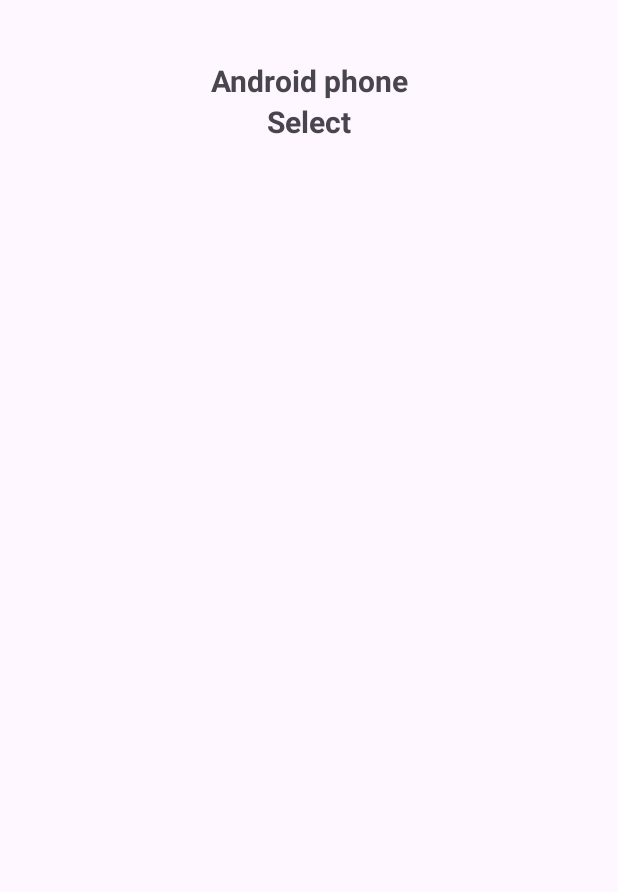
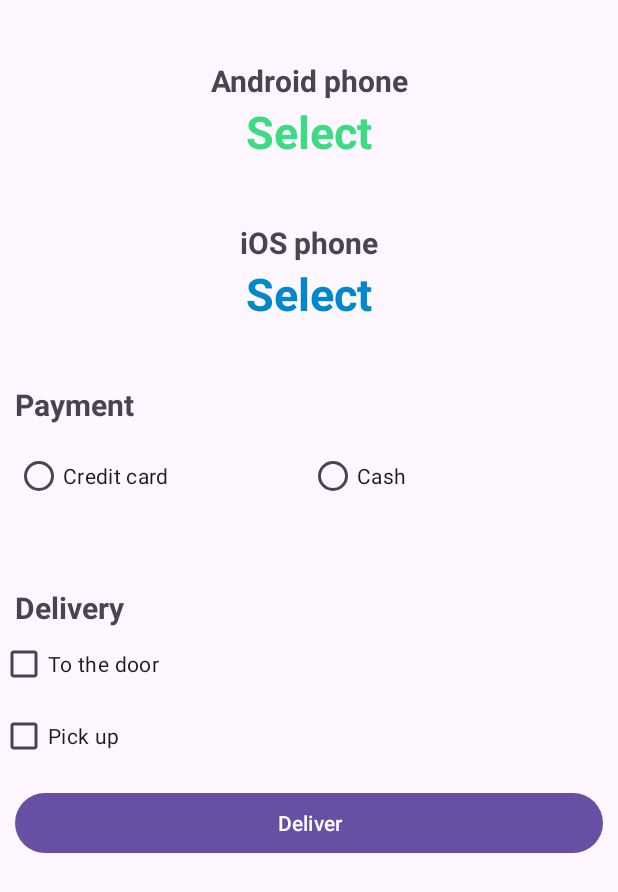
Before and after one commit to SGDTNQZ/Android-Menu-Buttons-Checkbox-Toast, an Android app: the screen it shows after launch (MainActivity), on a phone screen of 412 x 824 dp. Shown: the top 892 px of the screen. Run offline under Robolectric (Android 15) with nearby library versions, the phone set to English and light mode, and no system bars.

Commit message:
first commit

```diff
--- a/app/src/main/java/com/littlelemon/androidmagazine/MainActivity.java
+++ b/app/src/main/java/com/littlelemon/androidmagazine/MainActivity.java
@@ -10,31 +10,117 @@ import android.view.Menu;
 import android.view.MenuInflater;
 import android.view.MenuItem;
 import android.view.View;
+import android.widget.Button;
+import android.widget.CheckBox;
+import android.widget.RadioButton;
 import android.widget.TextView;
 import android.widget.Toast;
 
 public class MainActivity extends AppCompatActivity {
 
-    TextView androidPhone_txtv;
+    TextView androidPhone_txtv, applePhone_txtv;
+
+    RadioButton creditCard_rbtn, cash_rbtn;
+
+    CheckBox door_cbx, pickUp_cbx;
+
+    Button deliver_btn;
+
+    String payBy, deliverBy;
 
     @Override
     protected void onCreate(Bundle savedInstanceState) {
         super.onCreate(savedInstanceState);
         setContentView(R.layout.activity_main);
 
+        viewDeclaration_method();
+        deliver_btn_method();
+    }
+
+    public void viewDeclaration_method(){
         androidPhone_txtv = findViewById(R.id.androidPhone_txtv);
+        applePhone_txtv  = findViewById(R.id.applePhone_txtv);
+
+        door_cbx = findViewById(R.id.door_cbx);
+        pickUp_cbx = findViewById(R.id.pickUp_cbx);
+
+        deliver_btn = findViewById(R.id.deliver_btn);
+
+        creditCard_rbtn = findViewById(R.id.creditCard_rbtn);
+        cash_rbtn = findViewById(R.id.cash_rbtn);
 
 
         registerForContextMenu(androidPhone_txtv);
+        registerForContextMenu(applePhone_txtv);
     }
 
+    public void deliver_btn_method(){
+       View.OnClickListener deliver_btn_action =  new View.OnClickListener() {
+            @Override
+            public void onClick(View v) {
+                if(creditCard_rbtn.isChecked()){
+                    payBy = "Payment by credit card";
+                } else if(cash_rbtn.isChecked()){
+                    payBy = "Payment by cash";
+                }
+
+                if (door_cbx.isChecked()) {
+                    deliverBy = "Delivery method";
+                } else if (pickUp_cbx.isChecked()) {
+                    deliverBy = "Pick up method";
+                }
+
+                String result = "Android: " + androidPhone_txtv.getText() + " " +
+                        "iPhone: " + applePhone_txtv.getText() + " " +
+                        "Pay by: " + payBy + " " +
+                        "Delivery method: " + deliverBy;
+
+                Toast.makeText(MainActivity.this,result,Toast.LENGTH_LONG).show();
+            }
+        };
+
+        deliver_btn.setOnClickListener(deliver_btn_action);
+    }
 
     @Override
     public void onCreateContextMenu(ContextMenu menu, View v, ContextMenu.ContextMenuInfo menuInfo) {
-        MenuInflater inflater = getMenuInflater();
-        inflater.inflate(R.menu.main, menu);
+        if(v == androidPhone_txtv){
+            MenuInflater inflater = getMenuInflater();
+            inflater.inflate(R.menu.android_menu, menu);
+        } else if (v == applePhone_txtv) {
+            MenuInflater inflater = getMenuInflater();
+            inflater.inflate(R.menu.apple_menu, menu);
+        }
+
 
         super.onCreateContextMenu(menu, v, menuInfo);
+    }
+
+    @Override
+    public boolean onContextItemSelected(@NonNull MenuItem item) {
+
+        if(item.getItemId() == R.id.samsung_phone)
+        {
+            androidPhone_txtv.setText("Samsung");
+        } else if (item.getItemId() == R.id.huawei_phone) {
+            androidPhone_txtv.setText("Huawei");
+        } else if (item.getItemId() == R.id.xiaomi_phone) {
+            androidPhone_txtv.setText("Xiaomi");
+        } else if (item.getItemId() == R.id.mi9_phone) {
+            androidPhone_txtv.setText("Mi 9");
+        } else if (item.getItemId() == R.id.iphone9_phone) {
+            applePhone_txtv.setText("iPhone 9");
+        } else if (item.getItemId() == R.id.iphone10_phone) {
+            applePhone_txtv.setText("iPhone 10");
+        } else if (item.getItemId() == R.id.iphone11_phone) {
+            applePhone_txtv.setText("iPhone 11");
+        } else if (item.getItemId() == R.id.iphone12_phone) {
+            applePhone_txtv.setText("iPhone 12");
+        } else if (item.getItemId() == R.id.iphone12pro_phone) {
+            applePhone_txtv.setText("iPhone 12 Pro");
+        }
+
+        return super.onContextItemSelected(item);
     }
 
     @Override
--- a/app/src/main/res/layout/activity_main.xml
+++ b/app/src/main/res/layout/activity_main.xml
@@ -24,7 +24,92 @@
         android:gravity="center"
 
         android:text="Select"
+        android:textSize="30dp"
+        android:textStyle="bold"
+        android:textColor="@color/android_green"/>
+    <TextView
+        android:layout_marginTop="40dp"
+        android:layout_width="match_parent"
+        android:layout_height="wrap_content"
+        android:gravity="center"
+
+        android:text="iOS phone"
         android:textSize="20dp"
         android:textStyle="bold"/>
 
+    <TextView
+        android:id="@+id/applePhone_txtv"
+        android:layout_width="match_parent"
+        android:layout_height="wrap_content"
+        android:gravity="center"
+
+        android:text="Select"
+        android:textSize="30dp"
+        android:textStyle="bold"
+        android:textColor="@color/apple_blue"/>
+
+
+    <TextView
+        android:layout_marginTop="40dp"
+        android:layout_width="match_parent"
+        android:layout_height="wrap_content"
+        android:layout_marginLeft="10dp"
+
+        android:text="Payment"
+        android:textSize="20dp"
+        android:textStyle="bold"/>
+
+    <RadioGroup
+        android:layout_width="match_parent"
+        android:layout_height="wrap_content"
+        android:layout_margin="10dp"
+        android:orientation="horizontal">
+
+
+        <RadioButton
+            android:id="@+id/creditCard_rbtn"
+            android:layout_weight="1"
+            android:layout_width="match_parent"
+            android:layout_height="wrap_content"
+            android:text="Credit card"/>
+        <RadioButton
+            android:id="@+id/cash_rbtn"
+            android:layout_weight="1"
+            android:layout_width="match_parent"
+            android:layout_height="wrap_content"
+            android:text="Cash "/>
+
+    </RadioGroup>
+
+    <TextView
+        android:layout_marginTop="40dp"
+        android:layout_width="match_parent"
+        android:layout_height="wrap_content"
+        android:layout_marginLeft="10dp"
+
+        android:text="Delivery"
+        android:textSize="20dp"
+        android:textStyle="bold"/>
+
+    <CheckBox
+        android:id="@+id/door_cbx"
+        android:layout_width="wrap_content"
+        android:layout_height="wrap_content"
+        android:text="To the door"/>
+    <CheckBox
+        android:id="@+id/pickUp_cbx"
+        android:layout_width="wrap_content"
+        android:layout_height="wrap_content"
+        android:text="Pick up"/>
+
+    <Button
+        android:id="@+id/deliver_btn"
+
+        android:layout_width="match_parent"
+        android:layout_height="wrap_content"
+
+        android:layout_margin="10dp"
+        android:text="Deliver"/>
+
+
 </LinearLayout>
--- a/app/src/main/res/menu/android_menu.xml
+++ b/app/src/main/res/menu/android_menu.xml
@@ -1,8 +1,16 @@
 <?xml version="1.0" encoding="utf-8"?>
 <menu xmlns:android="http://schemas.android.com/apk/res/android">
 
-    <item android:title=""/>
-    <item android:title=""/>
-    <item android:title=""/>
-    <item android:title=""/>
+    <item
+        android:id="@+id/samsung_phone"
+        android:title="Samsung"/>
+    <item
+        android:id="@+id/huawei_phone"
+        android:title="Huawei"/>
+    <item
+        android:id="@+id/xiaomi_phone"
+        android:title="Xiaomi"/>
+    <item
+        android:id="@+id/mi9_phone"
+        android:title="Mi9"/>
 </menu>
--- /dev/null
+++ b/app/src/main/res/menu/apple_menu.xml
@@ -0,0 +1,19 @@
+<?xml version="1.0" encoding="utf-8"?>
+<menu xmlns:android="http://schemas.android.com/apk/res/android">
+
+    <item
+        android:id="@+id/iphone9_phone"
+        android:title="iPhone 9"/>
+    <item
+        android:id="@+id/iphone10_phone"
+        android:title="iPhone 10"/>
+    <item
+        android:id="@+id/iphone11_phone"
+        android:title="iPhone 11"/>
+    <item
+        android:id="@+id/iphone12_phone"
+        android:title="iPhone 12"/>
+    <item
+        android:id="@+id/iphone12pro_phone"
+        android:title="iPhone 12 Pro"/>
+</menu>
--- a/app/src/main/res/values/colors.xml
+++ b/app/src/main/res/values/colors.xml
@@ -2,4 +2,6 @@
 <resources>
     <color name="black">#FF000000</color>
     <color name="white">#FFFFFFFF</color>
+    <color name="android_green">#3DDC84</color>
+    <color name="apple_blue">#0088CC</color>
 </resources>
```
